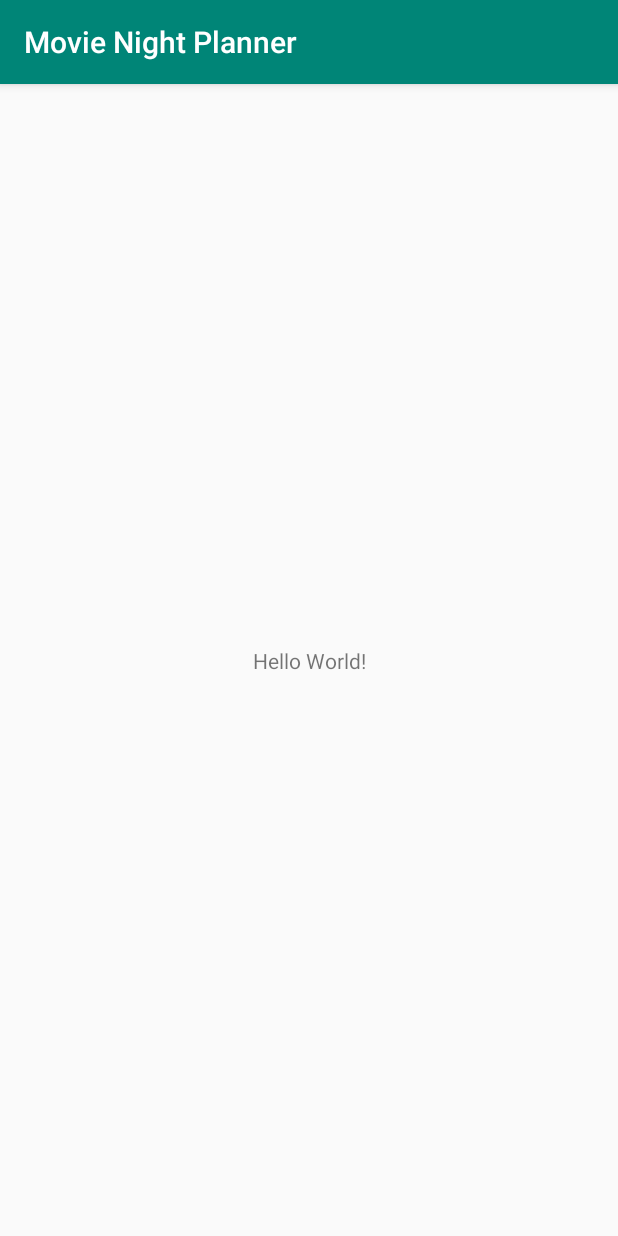
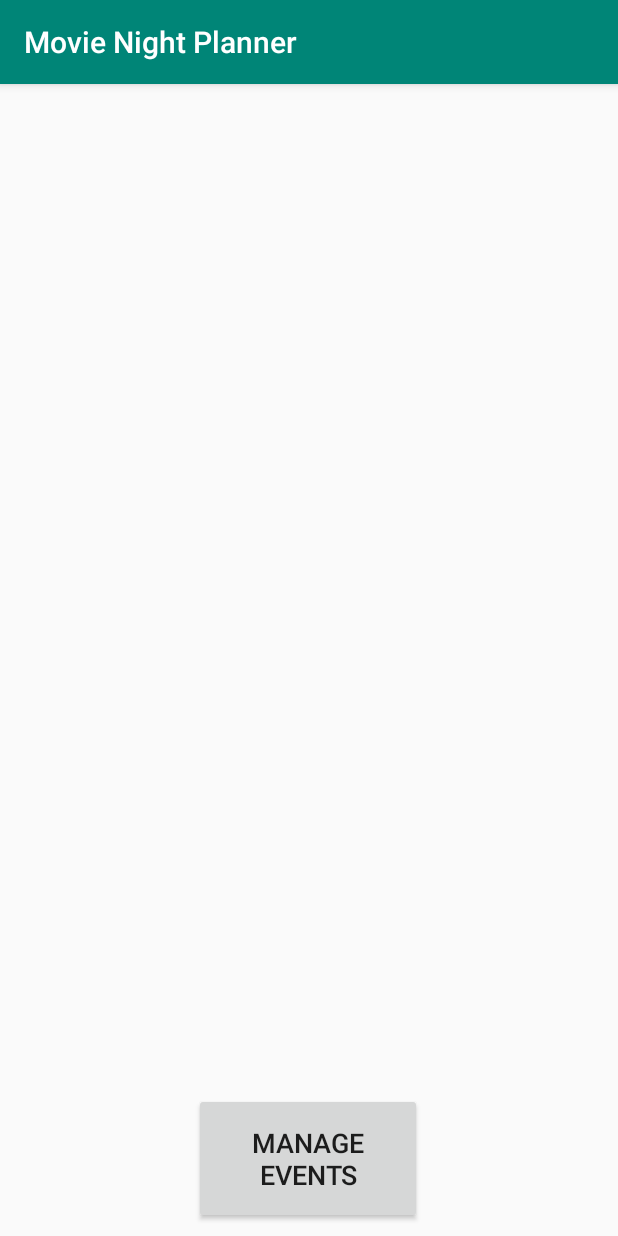
Before and after one commit to davidd-code/movie-night-planner, an Android app: the screen it shows after launch (MainActivity), on a phone screen of 412 x 824 dp. Run offline under Robolectric (Android 15) with nearby library versions, the light colour scheme and no system bars.

Commit message:
add button and listener for managing events

```diff
--- a/app/build.gradle
+++ b/app/build.gradle
@@ -25,4 +25,5 @@ dependencies {
     testImplementation 'junit:junit:4.12'
     androidTestImplementation 'com.android.support.test:runner:1.0.2'
     androidTestImplementation 'com.android.support.test.espresso:espresso-core:3.0.2'
+    implementation 'com.android.support:design:28.0.0'
 }
--- /dev/null
+++ b/app/src/main/java/me/daviddoan/planner/Controller/manageEventsController.java
@@ -0,0 +1,11 @@
+package me.daviddoan.planner.Controller;
+
+import android.net.wifi.p2p.WifiP2pManager;
+import android.view.View;
+
+public class manageEventsController implements View.OnClickListener {
+    @Override
+    public void onClick(View v) {
+
+    }
+}
--- a/app/src/main/java/me/daviddoan/planner/View/MainActivity.java
+++ b/app/src/main/java/me/daviddoan/planner/View/MainActivity.java
@@ -2,6 +2,7 @@ package me.daviddoan.planner.View;
 
 import android.support.v7.app.AppCompatActivity;
 import android.os.Bundle;
+import android.widget.Button;
 
 import me.daviddoan.planner.R;
 
@@ -11,5 +12,7 @@ public class MainActivity extends AppCompatActivity {
     protected void onCreate(Bundle savedInstanceState) {
         super.onCreate(savedInstanceState);
         setContentView(R.layout.activity_main);
+
+        Button manageEventsBtn = (Button) findViewById(R.id.manageEventsBtn);
     }
 }
--- a/app/src/main/res/layout/activity_main.xml
+++ b/app/src/main/res/layout/activity_main.xml
@@ -6,13 +6,15 @@
     android:layout_height="match_parent"
     tools:context=".View.MainActivity">
 
-    <TextView
-        android:layout_width="wrap_content"
-        android:layout_height="wrap_content"
-        android:text="Hello World!"
+    <Button
+        android:id="@+id/manageEventsBtn"
+        android:layout_width="152dp"
+        android:layout_height="87dp"
+        android:layout_marginBottom="8dp"
+        android:text="@string/manage_events"
+        android:textSize="18sp"
         app:layout_constraintBottom_toBottomOf="parent"
-        app:layout_constraintLeft_toLeftOf="parent"
-        app:layout_constraintRight_toRightOf="parent"
-        app:layout_constraintTop_toTopOf="parent" />
-
+        app:layout_constraintEnd_toEndOf="parent"
+        app:layout_constraintHorizontal_bias="0.498"
+        app:layout_constraintStart_toStartOf="parent" />
 </android.support.constraint.ConstraintLayout>
--- a/app/src/main/res/values/strings.xml
+++ b/app/src/main/res/values/strings.xml
@@ -1,3 +1,4 @@
 <resources>
     <string name="app_name">Movie Night Planner</string>
+    <string name="manage_events">Manage Events</string>
 </resources>
```
